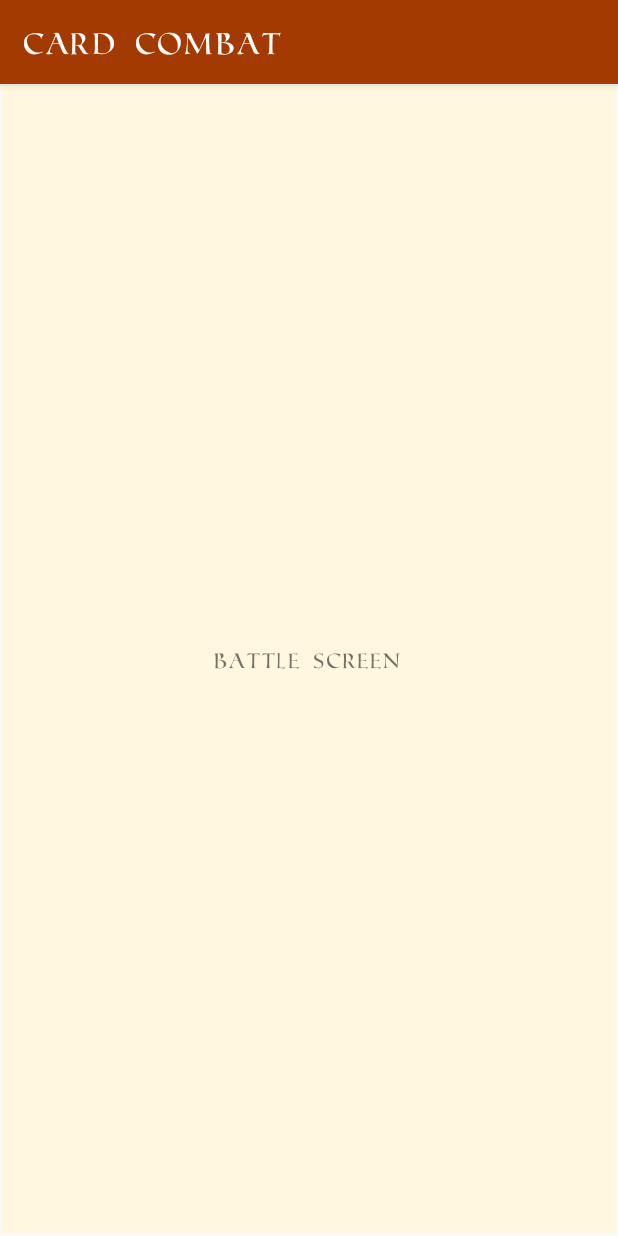
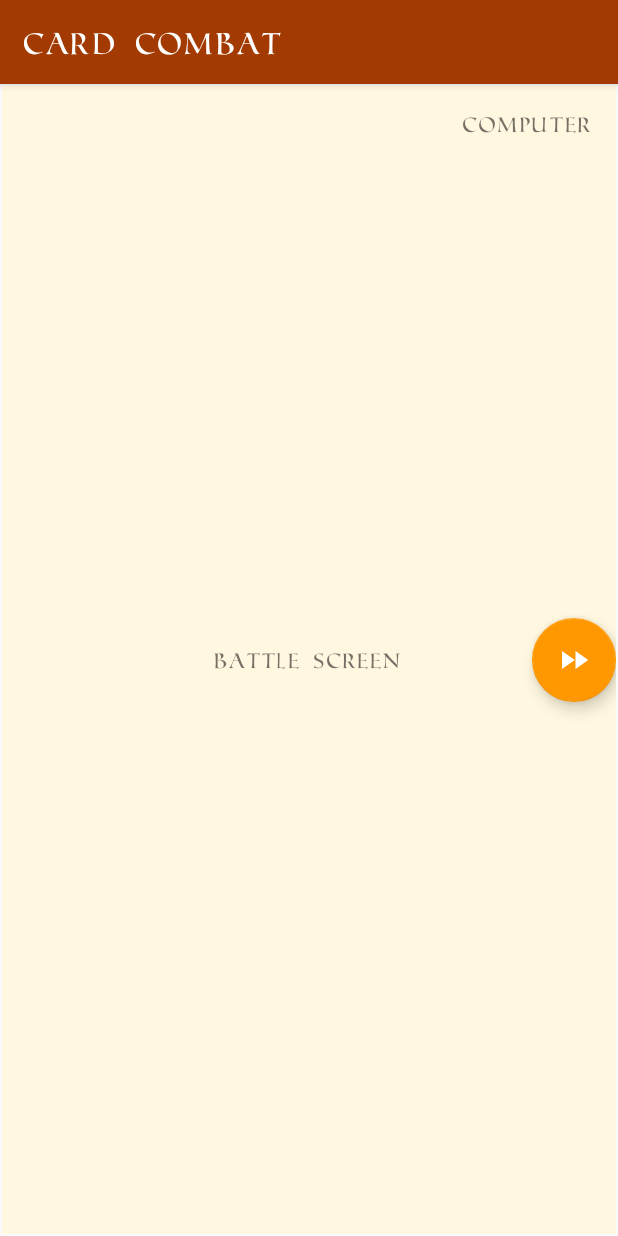
Before and after one commit to Dominguez1st/card-combat, an Android app: the BattleFragment screen opened through its navigation route, on a phone screen of 412 x 824 dp. Run offline under Robolectric (Android 15) with nearby library versions, the phone set to English and light mode, and no system bars; our stand-ins replace RxJava; 2 statements that could not run were skipped.

Commit message:
Added some stuff.

```diff
--- a/app/src/main/java/edu/cnm/deepdive/cardcombat/controller/BattleFragment.java
+++ b/app/src/main/java/edu/cnm/deepdive/cardcombat/controller/BattleFragment.java
@@ -8,6 +8,7 @@ import androidx.annotation.NonNull;
 import androidx.annotation.Nullable;
 import androidx.fragment.app.Fragment;
 import edu.cnm.deepdive.cardcombat.databinding.FragmentBattleBinding;
+import edu.cnm.deepdive.cardcombat.service.GoogleSignInService;
 
 /**
  * The battle option fragment is where the user will play with their deck against the computer's deck.
@@ -45,6 +46,7 @@ public class BattleFragment extends Fragment {
       @Nullable ViewGroup container, @Nullable Bundle savedInstanceState) {
     binding = FragmentBattleBinding.inflate(inflater);
     // Access references in binding to set contents of view objects, as appropriate
+    binding.testName.setText(GoogleSignInService.getInstance().getAccount().getDisplayName());
     return binding.getRoot();
   }
 
--- /dev/null
+++ b/app/src/main/res/drawable/ic_baseline_fast_forward_24.xml
@@ -0,0 +1,5 @@
+<vector android:height="24dp" android:tint="#FFFFFF"
+    android:viewportHeight="24" android:viewportWidth="24"
+    android:width="24dp" xmlns:android="http://schemas.android.com/apk/res/android">
+    <path android:fillColor="@android:color/white" android:pathData="M4,18l8.5,-6L4,6v12zM13,6v12l8.5,-6L13,6z"/>
+</vector>
--- /dev/null
+++ b/app/src/main/res/drawable/ic_baseline_undo_24.xml
@@ -0,0 +1,5 @@
+<vector android:height="24dp" android:tint="#FFFFFF"
+    android:viewportHeight="24" android:viewportWidth="24"
+    android:width="24dp" xmlns:android="http://schemas.android.com/apk/res/android">
+    <path android:fillColor="@android:color/white" android:pathData="M12.5,8c-2.65,0 -5.05,0.99 -6.9,2.6L2,7v9h9l-3.62,-3.62c1.39,-1.16 3.16,-1.88 5.12,-1.88 3.54,0 6.55,2.31 7.6,5.5l2.37,-0.78C21.08,11.03 17.15,8 12.5,8z"/>
+</vector>
--- a/app/src/main/res/layout/fragment_battle.xml
+++ b/app/src/main/res/layout/fragment_battle.xml
@@ -14,4 +14,40 @@
     app:layout_constraintEnd_toEndOf="parent"
     android:text="Battle Screen"/>
 
+  <TextView
+    android:id="@+id/test_name"
+    android:layout_width="wrap_content"
+    android:layout_height="wrap_content"
+    android:layout_margin="15dp"
+    app:layout_constraintVertical_bias="1"
+    app:layout_constraintHorizontal_bias="0"
+    app:layout_constraintTop_toTopOf="parent"
+    app:layout_constraintBottom_toBottomOf="parent"
+    app:layout_constraintLeft_toLeftOf="parent"
+    app:layout_constraintRight_toRightOf="parent"/>
+
+  <TextView
+    android:id="@+id/computer_name"
+    android:layout_width="wrap_content"
+    android:layout_height="wrap_content"
+    android:layout_margin="15dp"
+    app:layout_constraintVertical_bias="0"
+    app:layout_constraintHorizontal_bias="1"
+    app:layout_constraintTop_toTopOf="parent"
+    app:layout_constraintBottom_toBottomOf="parent"
+    app:layout_constraintLeft_toLeftOf="parent"
+    app:layout_constraintRight_toRightOf="parent"
+    android:text="Computer"/>
+
+  <com.google.android.material.floatingactionbutton.FloatingActionButton
+    android:id="@+id/turn_button"
+    android:layout_width="wrap_content"
+    android:layout_height="wrap_content"
+    app:layout_constraintHorizontal_bias="1"
+    app:layout_constraintTop_toTopOf="parent"
+    app:layout_constraintBottom_toBottomOf="parent"
+    app:layout_constraintLeft_toLeftOf="parent"
+    app:layout_constraintRight_toRightOf="parent"
+    app:srcCompat="@drawable/ic_baseline_fast_forward_24"/>
+
 </androidx.constraintlayout.widget.ConstraintLayout>
```
Also changed, not shown: 3 other files.
